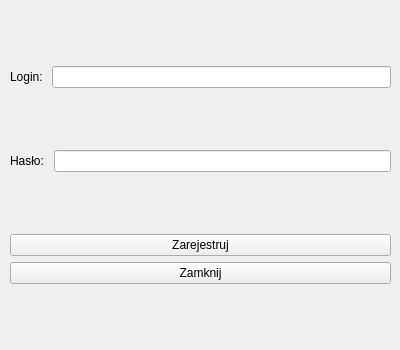
The window that userregister.ui (DariuszSzymczak/cppclient) describes before a commit, drawn with Qt 5.
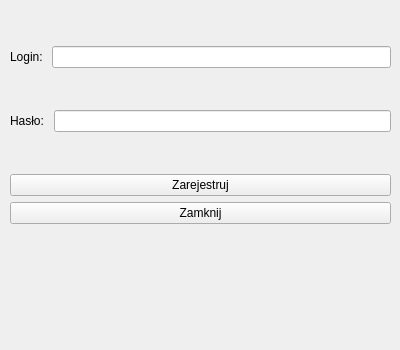
The same window after the commit. Icons and pictures are not drawn.

The edit to the form file:
```diff
--- a/userregister.ui
+++ b/userregister.ui
@@ -1291,7 +1291,7 @@
      <x>10</x>
      <y>10</y>
      <width>381</width>
-     <height>331</height>
+     <height>251</height>
     </rect>
    </property>
    <layout class="QVBoxLayout" name="verticalLayout">
@@ -1343,6 +1343,19 @@
     </item>
    </layout>
   </widget>
+  <widget class="QLabel" name="regIcon">
+   <property name="geometry">
+    <rect>
+     <x>170</x>
+     <y>260</y>
+     <width>64</width>
+     <height>64</height>
+    </rect>
+   </property>
+   <property name="text">
+    <string/>
+   </property>
+  </widget>
  </widget>
  <resources/>
  <connections/>
```
